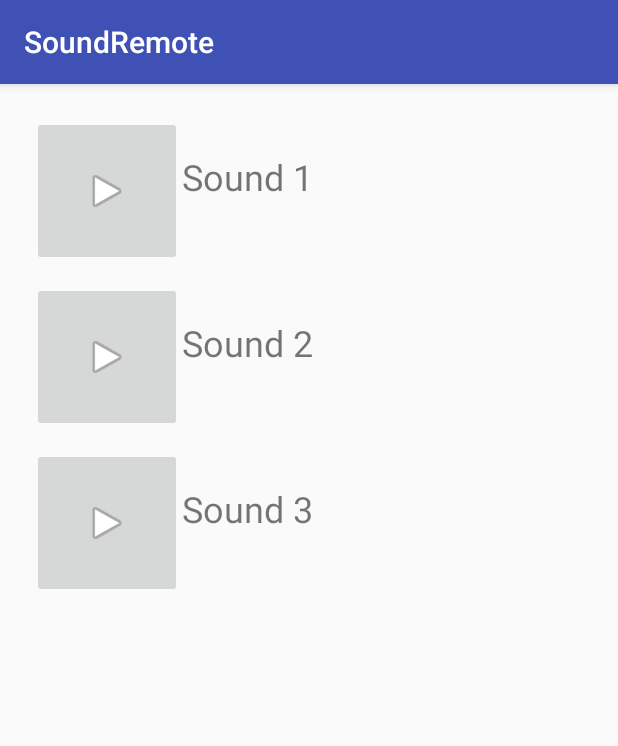
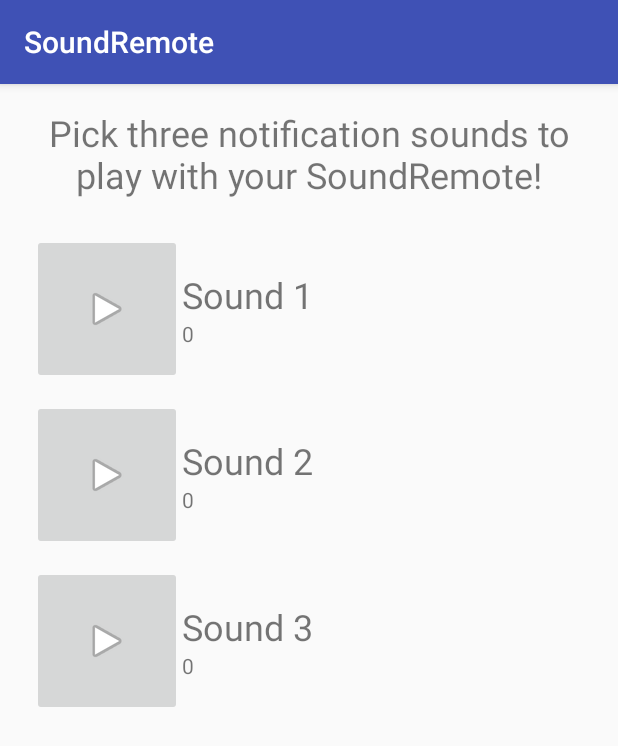
Before and after one commit to skyrien/SoundRemote, an Android app: the screen it shows after launch (MainActivity), on a phone screen of 412 x 824 dp. Shown: the top 746 px of the screen. Run offline under Robolectric (Android 15) with nearby library versions, the phone set to English and light mode, and no system bars; our stand-ins replace AdMob; 3 statements that could not run were skipped.

Commit message:
Added integration with Firebase SDK, integrated a single basic AdMob banner ad form factor into the MainActivity. Partial integration of inactive DataLayer DataItem integration to sync file name to watch. Mostly completed, but seemly not being received by the watch.

```diff
--- a/build.gradle
+++ b/build.gradle
@@ -6,7 +6,7 @@ buildscript {
     }
     dependencies {
         classpath 'com.android.tools.build:gradle:2.3.1'
-
+        classpath 'com.google.gms:google-services:3.0.0'
         // NOTE: Do not place your application dependencies here; they belong
         // in the individual module build.gradle files
     }
--- a/soundremote-phone/build.gradle
+++ b/soundremote-phone/build.gradle
@@ -24,11 +24,15 @@ android {
 }
 
 dependencies {
+
     compile fileTree(include: ['*.jar'], dir: 'libs')
     androidTestCompile('com.android.support.test.espresso:espresso-core:2.2.2', {
         exclude group: 'com.android.support', module: 'support-annotations'
     })
     compile 'com.android.support:appcompat-v7:25.1.0'
     testCompile 'junit:junit:4.12'
-    compile 'com.google.android.gms:play-services-wearable:10.0.1'
+    compile 'com.google.android.gms:play-services-wearable:10.2.1'
+    compile 'com.google.firebase:firebase-ads:10.2.1'
 }
+
+apply plugin: 'com.google.gms.google-services'
--- a/soundremote-phone/src/main/java/com/skyrien/soundremote/MainActivity.java
+++ b/soundremote-phone/src/main/java/com/skyrien/soundremote/MainActivity.java
@@ -23,11 +23,18 @@ import android.widget.ImageButton;
 import android.widget.TextView;
 import android.widget.Toast;
 
+import com.google.android.gms.ads.AdRequest;
+import com.google.android.gms.ads.AdView;
+import com.google.android.gms.ads.MobileAds;
 import com.google.android.gms.common.ConnectionResult;
 import com.google.android.gms.common.api.GoogleApiClient;
+import com.google.android.gms.common.api.PendingResult;
 import com.google.android.gms.common.api.ResultCallback;
+import com.google.android.gms.wearable.DataApi;
 import com.google.android.gms.wearable.MessageApi;
 import com.google.android.gms.wearable.NodeApi;
+import com.google.android.gms.wearable.PutDataMapRequest;
+import com.google.android.gms.wearable.PutDataRequest;
 import com.google.android.gms.wearable.Wearable;
 
 public class MainActivity extends AppCompatActivity {
@@ -44,9 +51,11 @@ public class MainActivity extends AppCompatActivity {
     private TextView mSound1Path;
     private TextView mSound2Path;
     private TextView mSound3Path;
+    private TextView mConnectionText;
     private ImageButton mSound1Button;
     private ImageButton mSound2Button;
     private ImageButton mSound3Button;
+    private AdView mAdView;
 
     @Override
     protected void onCreate(Bundle savedInstanceState) {
@@ -61,20 +70,22 @@ public class MainActivity extends AppCompatActivity {
         SharedPreferences settings = getSharedPreferences(SETTINGS,0);
 
         // Let's update UI fields from sharedPrefs
-        mSound1Path.setText(settings.getString("sound1Path","0"));
-        mSound2Path.setText(settings.getString("sound2Path","0"));
-        mSound3Path.setText(settings.getString("sound3Path","0"));
-        mSound1Txt.setText(settings.getString("sound1Txt","Sound 1"));
-        mSound2Txt.setText(settings.getString("sound2Txt","Sound 2"));
-        mSound3Txt.setText(settings.getString("sound3Txt","Sound 3"));
+
+        // Modifying these -- we want the path to now be the filename, while text is just the #
+        mSound1Path.setText(settings.getString("sound1Txt","0"));
+        mSound2Path.setText(settings.getString("sound2Txt","0"));
+        mSound3Path.setText(settings.getString("sound3Txt","0"));
+        //mSound1Txt.setText(settings.getString("sound1Txt","Sound 1"));
+        //mSound2Txt.setText(settings.getString("sound2Txt","Sound 2"));
+        //mSound3Txt.setText(settings.getString("sound3Txt","Sound 3"));
 
         // Let's check and request for permissions here
-    if(ContextCompat.checkSelfPermission(this, Manifest.permission.READ_EXTERNAL_STORAGE)
-            != PackageManager.PERMISSION_GRANTED) {
-        ActivityCompat.requestPermissions(this, new String[]{Manifest.permission.READ_EXTERNAL_STORAGE},
-                0);
+        if(ContextCompat.checkSelfPermission(this, Manifest.permission.READ_EXTERNAL_STORAGE)
+                != PackageManager.PERMISSION_GRANTED) {
+            ActivityCompat.requestPermissions(this, new String[]{Manifest.permission.READ_EXTERNAL_STORAGE},
+                    0);
 
-    }
+        }
 
         // Start listener service
         if (!isMyServiceRunning(DataLayerListenerService.class))
@@ -84,6 +95,13 @@ public class MainActivity extends AppCompatActivity {
         }
         // Setting hardware volume controls for music streaming control
         this.setVolumeControlStream(AudioManager.STREAM_MUSIC);
+
+
+        // Let's load ads last
+        MobileAds.initialize(getApplicationContext(), getString(R.string.banner_ad_unit_id));
+        mAdView = (AdView) findViewById(R.id.adView);
+        AdRequest adRequest = new AdRequest.Builder().build();
+        mAdView.loadAd(adRequest);
     }
 
     // loadFilePicker() provides a pickable index
@@ -132,11 +150,12 @@ public class MainActivity extends AppCompatActivity {
                 if (inputUri == null) {
                     return;
                 }
+
+                // This is where we get the title of the ringtone from the system
                 Ringtone ring = RingtoneManager.getRingtone(this,inputUri);
                 Log.d(TAG, "Found file: " + ring.getTitle(this));
 
-
-                // This portion writes the path and ringtone title to sharedpreferences
+                // This portion writes the path and ringtone title to SharedPreferences
                 Log.d(TAG, "Writing to SharedPreferences: " + selectedSoundNum);
                 SharedPreferences settings = getSharedPreferences(SETTINGS,0);
                 SharedPreferences.Editor spEditor = settings.edit();
@@ -145,31 +164,50 @@ public class MainActivity extends AppCompatActivity {
                 spEditor.commit();
                 Toast.makeText(MainActivity.this, inputUri.toString(), Toast.LENGTH_SHORT).show();
 
+
                 // Let's update UI fields from sharedPrefs
                 String thePath;
+
                 switch(requestCode) {
 
                     case 1:
                         thePath = settings.getString("sound1Path","0");
-                        mSound1Path.setText(thePath);
-                        mSound1Txt.setText(ring.getTitle(this));
+                        //mSound1Path.setText(thePath);
+                        mSound1Path.setText(ring.getTitle(this));
+
                         playRemoteSound(-1);
                         break;
 
                     case 2:
                         thePath = settings.getString("sound2Path","0");
-                        mSound2Path.setText(thePath);
-                        mSound2Txt.setText(ring.getTitle(this));
+                        //mSound2Path.setText(thePath);
+                        mSound2Path.setText(ring.getTitle(this));
+
                         playRemoteSound(-2);
                         break;
 
                     case 3:
                         thePath = settings.getString("sound3Path","0");
-                        mSound3Path.setText(thePath);
-                        mSound3Txt.setText(ring.getTitle(this));
+                        //mSound3Path.setText(thePath);
+                        mSound3Path.setText(ring.getTitle(this));
+
                         playRemoteSound(-3);
                         break;
                 }
+
+                // Let's start the data item sync to the watch
+                PutDataMapRequest putDataMapReq = PutDataMapRequest.create("/soundtitles");
+                putDataMapReq.getDataMap().putString("sound1Txt",
+                        settings.getString("sound1Txt","Sound 1"));
+                putDataMapReq.getDataMap().putString("sound2Txt",
+                        settings.getString("sound2Txt","Sound 2"));
+                putDataMapReq.getDataMap().putString("sound3Txt",
+                        settings.getString("sound3Txt","Sound 3"));
+                PutDataRequest putDataReq = putDataMapReq.asPutDataRequest().setUrgent();
+                Log.d(TAG, "Attempting to write to data layer...");
+                PendingResult<DataApi.DataItemResult> pendingResult =
+                        Wearable.DataApi.putDataItem(mGoogleApiClient, putDataReq);
+
 
             }
             else Log.d(TAG, "Result data null!");
@@ -208,6 +246,9 @@ public class MainActivity extends AppCompatActivity {
         mSound1Button = (ImageButton) findViewById(R.id.sound1_img);
         mSound2Button = (ImageButton) findViewById(R.id.sound2_img);
         mSound3Button = (ImageButton) findViewById(R.id.sound3_img);
+
+        // Bottom connection info text
+        mConnectionText = (TextView) findViewById(R.id.connectionText);
 
         // Setting up listeners on buttons so they play
         mSound1Button.setOnClickListener(new View.OnClickListener() {
--- a/soundremote-phone/src/main/res/layout/activity_main.xml
+++ b/soundremote-phone/src/main/res/layout/activity_main.xml
@@ -1,18 +1,33 @@
 <?xml version="1.0" encoding="utf-8"?>
 <RelativeLayout xmlns:android="http://schemas.android.com/apk/res/android"
     xmlns:tools="http://schemas.android.com/tools" android:id="@+id/activity_main"
+    xmlns:ads="http://schemas.android.com/apk/res-auto"
     android:layout_width="match_parent" android:layout_height="match_parent"
     android:paddingBottom="@dimen/activity_vertical_margin"
     android:paddingLeft="@dimen/activity_horizontal_margin"
     android:paddingRight="@dimen/activity_horizontal_margin"
     android:paddingTop="@dimen/activity_vertical_margin"
     tools:context="com.skyrien.soundremote.MainActivity"
-    android:orientation="vertical">/
+    android:orientation="vertical"
+    android:gravity="center">/
+
 
     <LinearLayout
         android:layout_width="match_parent"
-        android:layout_height="wrap_content"
+        android:layout_height="match_parent"
         android:orientation="vertical">
+
+        <TextView
+            android:layout_width="match_parent"
+            android:layout_height="wrap_content"
+            android:text="@string/top_txt"
+            android:textSize="24sp"
+            android:gravity="center"/>
+
+
+        <Space
+            android:layout_width="match_parent"
+            android:layout_height="18dp" />
 
         <LinearLayout
             android:layout_width="match_parent"
@@ -20,6 +35,7 @@
             android:orientation="horizontal"
             android:padding="5dp"
             android:gravity="">
+
 
             <ImageButton
                 android:id="@+id/sound1_img"
@@ -43,7 +59,7 @@
                     android:id="@+id/sound1_path"
                     android:layout_width="wrap_content"
                     android:layout_height="wrap_content"
-                    android:visibility="invisible"
+
                     android:text="@string/sound1_path"/>
             </LinearLayout>
 
@@ -78,7 +94,7 @@
                     android:id="@+id/sound2_path"
                     android:layout_width="wrap_content"
                     android:layout_height="wrap_content"
-                    android:visibility="invisible"
+
                     android:text="@string/sound2_path"/>
             </LinearLayout>
         </LinearLayout>
@@ -111,12 +127,30 @@
                     android:id="@+id/sound3_path"
                     android:layout_width="wrap_content"
                     android:layout_height="wrap_content"
-                    android:visibility="invisible"
+
                     android:text="@string/sound3_path"/>
             </LinearLayout>
         </LinearLayout>
 
+        <TextView
+            android:id="@+id/connectionText"
+            android:layout_width="fill_parent"
+            android:layout_height="wrap_content"
+            android:text="Connected to: None"
+            android:textAlignment="textEnd"
+            android:visibility="invisible"
+            />
+
     </LinearLayout>
 
+    <com.google.android.gms.ads.AdView
+        android:id="@+id/adView"
+        android:layout_width="wrap_content"
+        android:layout_height="wrap_content"
+        android:layout_centerHorizontal="true"
+        android:layout_alignParentBottom="true"
+        ads:adSize="BANNER"
+        ads:adUnitId="@string/banner_ad_unit_id">
+    </com.google.android.gms.ads.AdView>
 
 </RelativeLayout>
--- a/soundremote-phone/src/main/res/values/strings.xml
+++ b/soundremote-phone/src/main/res/values/strings.xml
@@ -7,4 +7,7 @@
     <string name="sound1_path">android.resource://com.skyrien.soundremote/raw/sample1</string>
     <string name="sound2_path">android.resource://com.skyrien.soundremote/raw/sample2</string>
     <string name="sound3_path">android.resource://com.skyrien.soundremote/raw/sample3</string>
+    <string name="top_txt">Pick three notification sounds to play with your SoundRemote!</string>
+
+    <string name="banner_ad_unit_id">ca-app-pub-8600275837934879/3791008343</string>
 </resources>
--- a/soundremote-watch/build.gradle
+++ b/soundremote-watch/build.gradle
@@ -21,6 +21,6 @@ android {
 dependencies {
     compile fileTree(include: ['*.jar'], dir: 'libs')
     compile 'com.google.android.support:wearable:2.0.0-beta1'
-    compile 'com.google.android.gms:play-services-wearable:10.0.1'
+    compile 'com.google.android.gms:play-services-wearable:10.2.1'
     provided 'com.google.android.wearable:wearable:2.0.0-beta1'
 }
```
Also changed, not shown: soundremote-watch/src/main/java/com/skyrien/soundremote/MainActivity.java (+71 -18 lines), soundremote-watch/src/main/res/layout/activity_main.xml (+11 -10 lines).
